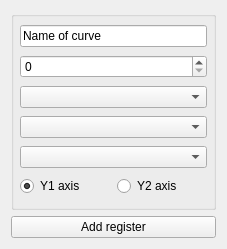
The window that src/dialogs/addregisterwidget.ui (ModbusScope/ModbusScope) describes before a commit, drawn with Qt 5.
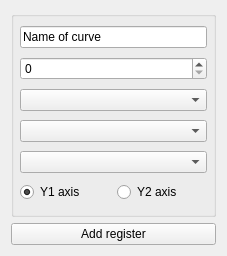
The same window after the commit.

What changed in the file:
```diff
--- a/src/dialogs/addregisterwidget.ui
+++ b/src/dialogs/addregisterwidget.ui
@@ -7,7 +7,7 @@
     <x>0</x>
     <y>0</y>
     <width>227</width>
-    <height>249</height>
+    <height>256</height>
    </rect>
   </property>
   <layout class="QVBoxLayout" name="verticalLayout">
```
